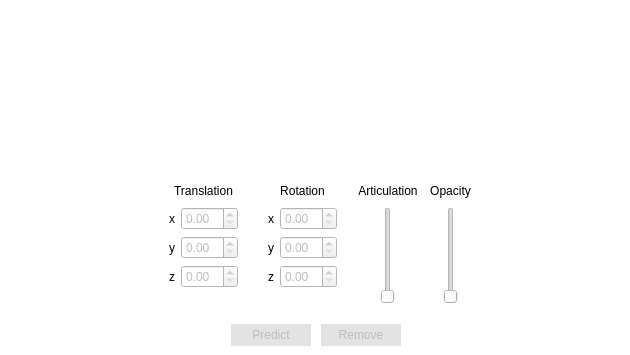
First picture: the form in src/main/view/correspondenceeditor/correspondenceeditor.ui, repository florianblume/6d-pat, before the edit.
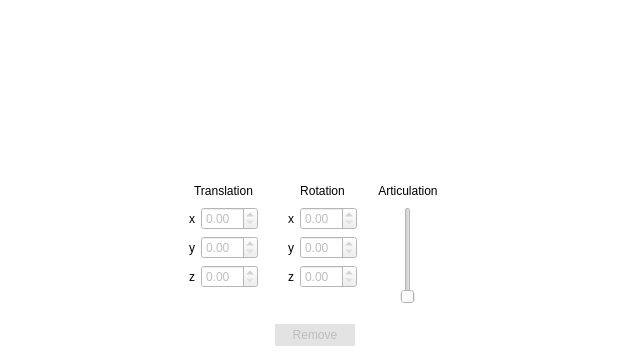
Second picture: the form after the edit.

```diff
--- a/src/main/view/correspondenceeditor/correspondenceeditor.ui
+++ b/src/main/view/correspondenceeditor/correspondenceeditor.ui
@@ -157,65 +157,6 @@
            </property>
           </widget>
          </item>
-         <item>
-          <widget class="QPushButton" name="buttonPredict">
-           <property name="enabled">
-            <bool>false</bool>
-           </property>
-           <property name="sizePolicy">
-            <sizepolicy hsizetype="Fixed" vsizetype="Fixed">
-             <horstretch>0</horstretch>
-             <verstretch>0</verstretch>
-            </sizepolicy>
-           </property>
-           <property name="palette">
-            <palette>
-             <active>
-              <colorrole role="Button">
-               <brush brushstyle="SolidPattern">
-                <color alpha="255">
-                 <red>227</red>
-                 <green>227</green>
-                 <blue>227</blue>
-                </color>
-               </brush>
-              </colorrole>
-             </active>
-             <inactive>
-              <colorrole role="Button">
-               <brush brushstyle="SolidPattern">
-                <color alpha="255">
-                 <red>227</red>
-                 <green>227</green>
-                 <blue>227</blue>
-                </color>
-               </brush>
-              </colorrole>
-             </inactive>
-             <disabled>
-              <colorrole role="Button">
-               <brush brushstyle="SolidPattern">
-                <color alpha="255">
-                 <red>227</red>
-                 <green>227</green>
-                 <blue>227</blue>
-                </color>
-               </brush>
-              </colorrole>
-             </disabled>
-            </palette>
-           </property>
-           <property name="autoFillBackground">
-            <bool>true</bool>
-           </property>
-           <property name="text">
-            <string>Predict</string>
-           </property>
-           <property name="flat">
-            <bool>true</bool>
-           </property>
-          </widget>
-         </item>
          <item>
           <widget class="QPushButton" name="buttonRemove">
            <property name="enabled">
@@ -718,59 +659,6 @@
             <property name="verticalSpacing">
              <number>9</number>
             </property>
-            <item row="0" column="0">
-             <widget class="QLabel" name="label_10">
-              <property name="text">
-               <string>Opacity</string>
-              </property>
-              <property name="alignment">
-               <set>Qt::AlignCenter</set>
-              </property>
-             </widget>
-            </item>
-            <item row="1" column="0">
-             <widget class="QFrame" name="frame_5">
-              <property name="frameShape">
-               <enum>QFrame::NoFrame</enum>
-              </property>
-              <property name="frameShadow">
-               <enum>QFrame::Plain</enum>
-              </property>
-              <layout class="QGridLayout" name="gridLayout_6">
-               <property name="leftMargin">
-                <number>0</number>
-               </property>
-               <property name="topMargin">
-                <number>0</number>
-               </property>
-               <property name="rightMargin">
-                <number>0</number>
-               </property>
-               <property name="bottomMargin">
-                <number>0</number>
-               </property>
-               <property name="spacing">
-                <number>0</number>
-               </property>
-               <item row="0" column="0">
-                <widget class="QSlider" name="sliderOpacity">
-                 <property name="enabled">
-                  <bool>false</bool>
-                 </property>
-                 <property name="sizePolicy">
-                  <sizepolicy hsizetype="Fixed" vsizetype="Expanding">
-                   <horstretch>0</horstretch>
-                   <verstretch>6</verstretch>
-                  </sizepolicy>
-                 </property>
-                 <property name="orientation">
-                  <enum>Qt::Vertical</enum>
-                 </property>
-                </widget>
-               </item>
-              </layout>
-             </widget>
-            </item>
            </layout>
           </widget>
          </item>
```
